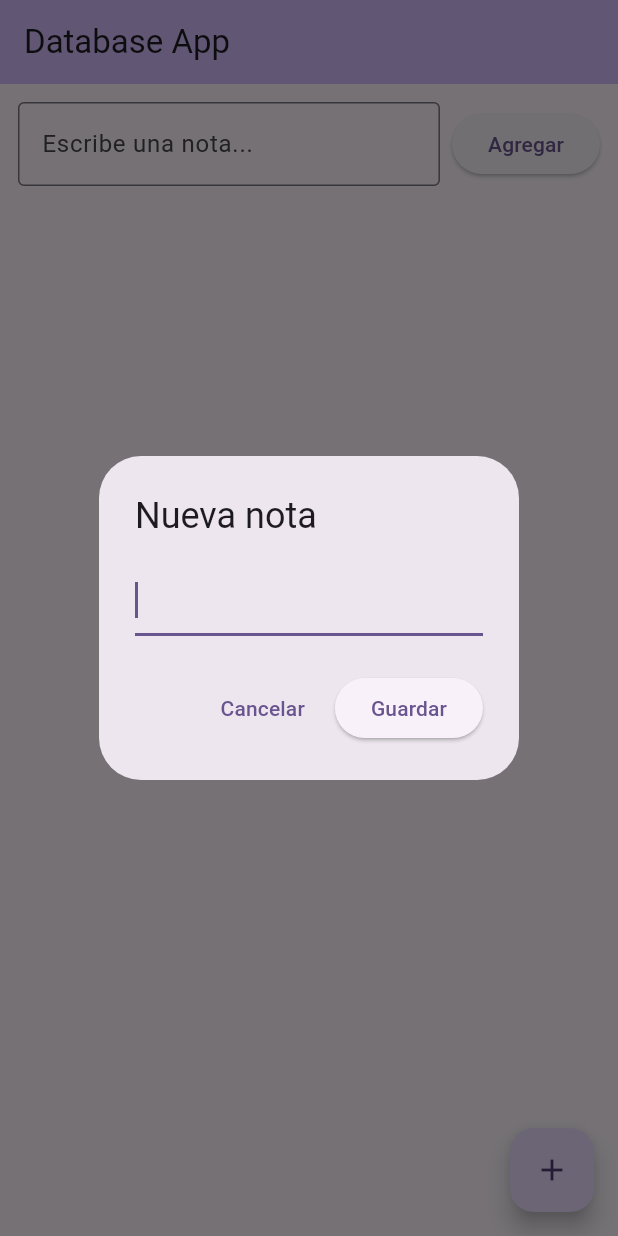
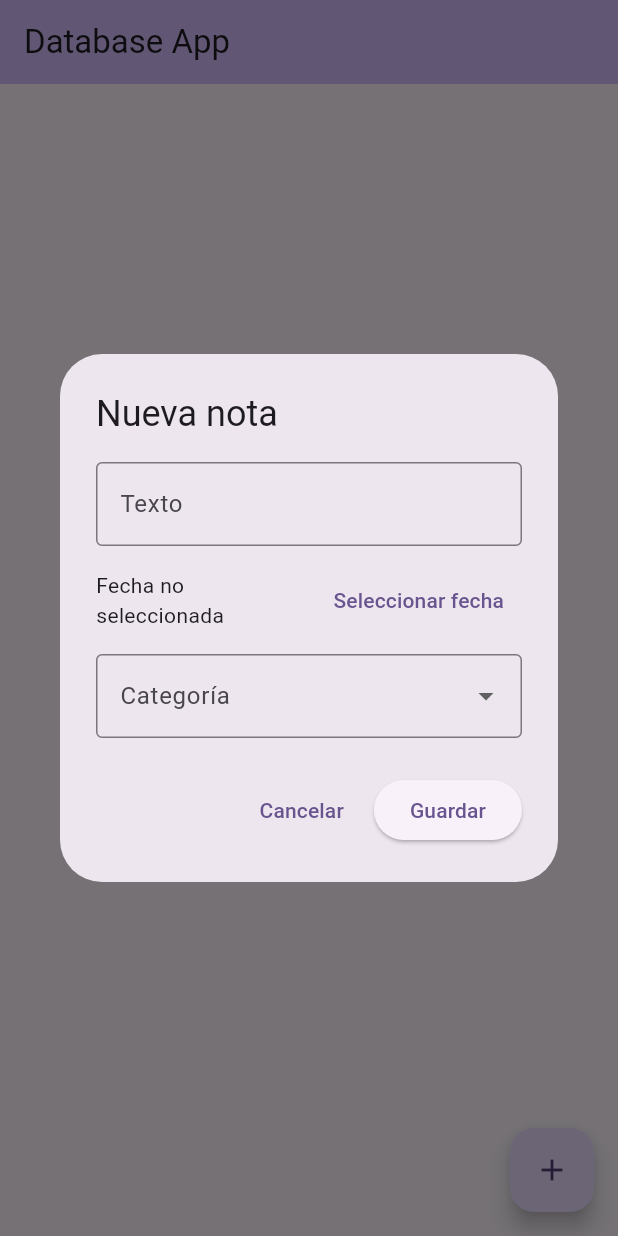
Before and after one commit to xEdwardP/app_database_flutter, a Flutter app: the screen it shows after launch, after a tap on the "add" icon, on a phone screen of 412 x 824 dp. Run offline on Flutter 3.47's test engine with Material 3 defaults, Android fonts, the light colour scheme and no system bars; our stand-ins replace firebase_core, sqflite; accounts and stored records are empty.

Commit message:
Enhance note model and database: add date and category fields, update CRUD operations

```diff
--- a/lib/data/notes_db.dart
+++ b/lib/data/notes_db.dart
@@ -12,13 +12,13 @@ class NotesDb {
   Future<Database> get database async {
     if (_db != null) return _db!;
     final dbPath = await getDatabasesPath();
-    final path = join(dbPath, 'demo_crud.db');
+    final path = join(dbPath, 'demo_crud2.db');
     _db = await openDatabase(
       path,
       version: 1,
       onCreate: (db, v) async {
         await db.execute(
-          '''CREATE TABLE notes(id INTEGER PRIMARY KEY AUTOINCREMENT, text TEXT NOT NULL);''',
+          '''CREATE TABLE notes(id INTEGER PRIMARY KEY AUTOINCREMENT, text TEXT NOT NULL, date DATE NOT NULL, category TEXT NOT NULL);''',
         );
       },
     );
@@ -37,7 +37,11 @@ class NotesDb {
     final db = await database;
     return db.update(
       'notes',
-      {'text': n.text},
+      {
+        'text': n.text,
+        'date': n.date.toIso8601String().split('T').first,
+        'category': n.category,
+      },
       where: 'id = ?',
       whereArgs: [n.id],
     );
--- a/lib/main.dart
+++ b/lib/main.dart
@@ -2,18 +2,17 @@ import 'package:flutter/material.dart';
 import '../models/note.dart';
 import '../data/notes_db.dart';
 
-// Main
 void main() {
   WidgetsFlutterBinding.ensureInitialized();
   runApp(const MyApp());
 }
 
-// Clase Principal MyApp
 class MyApp extends StatelessWidget {
   const MyApp({super.key});
   @override
   Widget build(BuildContext context) {
     return MaterialApp(
+      debugShowCheckedModeBanner: false,
       title: 'Database App',
       theme: ThemeData(
         colorScheme: ColorScheme.fromSeed(seedColor: Colors.deepPurple),
@@ -24,7 +23,6 @@ class MyApp extends StatelessWidget {
   }
 }
 
-// Widget de la pantalla principal
 class MyHomePage extends StatefulWidget {
   const MyHomePage({super.key, required this.title});
   final String title;
@@ -34,7 +32,6 @@ class MyHomePage extends StatefulWidget {
 }
 
 class _MyHomePageState extends State<MyHomePage> {
-  final _input = TextEditingController();
   List<Note> _notes = [];
   bool _loading = true;
 
@@ -50,14 +47,6 @@ class _MyHomePageState extends State<MyHomePage> {
       _notes = data;
       _loading = false;
     });
-  }
-
-  Future<void> _create() async {
-    final txt = _input.text.trim();
-    if (txt.isEmpty) return;
-    await NotesDb.instance.create(Note(text: txt));
-    _input.clear();
-    await _reload();
   }
 
   Future<void> _edit(Note n) async {
@@ -80,7 +69,9 @@ class _MyHomePageState extends State<MyHomePage> {
       ),
     );
     if (newText == null || newText.isEmpty) return;
-    await NotesDb.instance.update(Note(id: n.id, text: newText));
+    await NotesDb.instance.update(
+      Note(id: n.id, text: newText, date: n.date, category: n.category),
+    );
     await _reload();
   }
 
@@ -89,7 +80,6 @@ class _MyHomePageState extends State<MyHomePage> {
     await _reload();
   }
 
-  // Interfaz de usuario
   @override
   Widget build(BuildContext context) {
     return Scaffold(
@@ -99,28 +89,6 @@ class _MyHomePageState extends State<MyHomePage> {
       ),
       body: Column(
         children: [
-          Padding(
-            padding: const EdgeInsets.all(12),
-            child: Row(
-              children: [
-                Expanded(
-                  child: TextField(
-                    controller: _input,
-                    decoration: const InputDecoration(
-                      hintText: 'Escribe una nota...',
-                      border: OutlineInputBorder(),
-                    ),
-                    onSubmitted: (_) => _create(),
-                  ),
-                ),
-                const SizedBox(width: 8),
-                ElevatedButton(
-                  onPressed: _create,
-                  child: const Text('Agregar'),
-                ),
-              ],
-            ),
-          ),
           if (_loading)
             const Expanded(child: Center(child: CircularProgressIndicator()))
           else
@@ -133,7 +101,9 @@ class _MyHomePageState extends State<MyHomePage> {
                         final note = _notes[i];
                         return ListTile(
                           title: Text(note.text),
-                          subtitle: Text('id: ${note.id ?? "-"}'),
+                          subtitle: Text(
+                            'Fecha: ${note.date.toLocal().toString().split(' ')[0]} | Categoría: ${note.category}',
+                          ),
                           onTap: () => _edit(note),
                           trailing: IconButton(
                             icon: const Icon(Icons.delete),
@@ -147,27 +117,104 @@ class _MyHomePageState extends State<MyHomePage> {
       ),
       floatingActionButton: FloatingActionButton(
         onPressed: () async {
-          final ctrl = TextEditingController();
-          final txt = await showDialog<String>(
+          final textCtrl = TextEditingController();
+          DateTime? selectedDate;
+          String? selectedCategory;
+
+          final result = await showDialog<Note>(
             context: context,
-            builder: (_) => AlertDialog(
+            builder: (_) => StatefulBuilder(
+              builder: (context, setState) => AlertDialog(
                 title: const Text('Nueva nota'),
-              content: TextField(controller: ctrl, autofocus: true),
+                content: SingleChildScrollView(
+                  child: Column(
+                    mainAxisSize: MainAxisSize.min,
+                    children: [
+                      TextField(
+                        controller: textCtrl,
+                        decoration: const InputDecoration(
+                          labelText: 'Texto',
+                          border: OutlineInputBorder(),
+                        ),
+                      ),
+                      const SizedBox(height: 12),
+                      Row(
+                        children: [
+                          Expanded(
+                            child: Text(
+                              selectedDate == null
+                                  ? 'Fecha no seleccionada'
+                                  : 'Fecha: ${selectedDate!.toLocal().toString().split(' ')[0]}',
+                            ),
+                          ),
+                          TextButton(
+                            onPressed: () async {
+                              final now = DateTime.now();
+                              final picked = await showDatePicker(
+                                context: context,
+                                initialDate: now,
+                                firstDate: DateTime(now.year - 5),
+                                lastDate: DateTime(now.year + 5),
+                              );
+                              if (picked != null) {
+                                setState(() => selectedDate = picked);
+                              }
+                            },
+                            child: const Text('Seleccionar fecha'),
+                          ),
+                        ],
+                      ),
+                      const SizedBox(height: 12),
+                      DropdownButtonFormField<String>(
+                        value: selectedCategory,
+                        decoration: const InputDecoration(
+                          labelText: 'Categoría',
+                          border: OutlineInputBorder(),
+                        ),
+                        items: ['Personal', 'Trabajo', 'Estudio', 'Otro']
+                            .map(
+                              (cat) => DropdownMenuItem(
+                                value: cat,
+                                child: Text(cat),
+                              ),
+                            )
+                            .toList(),
+                        onChanged: (val) =>
+                            setState(() => selectedCategory = val),
+                      ),
+                    ],
+                  ),
+                ),
                 actions: [
                   TextButton(
                     onPressed: () => Navigator.pop(context),
                     child: const Text('Cancelar'),
                   ),
                   ElevatedButton(
-                  onPressed: () => Navigator.pop(context, ctrl.text.trim()),
+                    onPressed: () {
+                      final txt = textCtrl.text.trim();
+                      if (txt.isEmpty ||
+                          selectedDate == null ||
+                          selectedCategory == null)
+                        return;
+                      final newNote = Note(
+                        text: txt,
+                        date: selectedDate!,
+                        category: selectedCategory!,
+                      );
+                      Navigator.pop(context, newNote);
+                    },
                     child: const Text('Guardar'),
                   ),
                 ],
               ),
+            ),
           );
-          if (txt == null || txt.isEmpty) return;
-          await NotesDb.instance.create(Note(text: txt));
+
+          if (result != null) {
+            await NotesDb.instance.create(result);
             await _reload();
+          }
         },
         child: const Icon(Icons.add),
       ),
--- a/lib/models/note.dart
+++ b/lib/models/note.dart
@@ -1,11 +1,27 @@
 class Note {
   final int? id;
   final String text;
+  final DateTime date;
+  final String category;
 
-  Note({this.id, required this.text});
+  Note({
+    this.id,
+    required this.text,
+    required this.date,
+    required this.category,
+  });
 
-  Map<String, dynamic> toMap() => {'id': id, 'text': text};
+  Map<String, dynamic> toMap() => {
+    'id': id,
+    'text': text,
+    'date': date.toIso8601String().split('T').first,
+    'category': category,
+  };
 
-  factory Note.fromMap(Map<String, dynamic> m) =>
-      Note(id: m['id'] as int?, text: m['text'] as String);
+  factory Note.fromMap(Map<String, dynamic> m) => Note(
+    id: m['id'] as int?,
+    text: m['text'] as String,
+    date: DateTime.parse(m['date'] as String),
+    category: m['category'] as String,
+  );
 }
```
Lines whose indentation alone changed are shown as unchanged.
